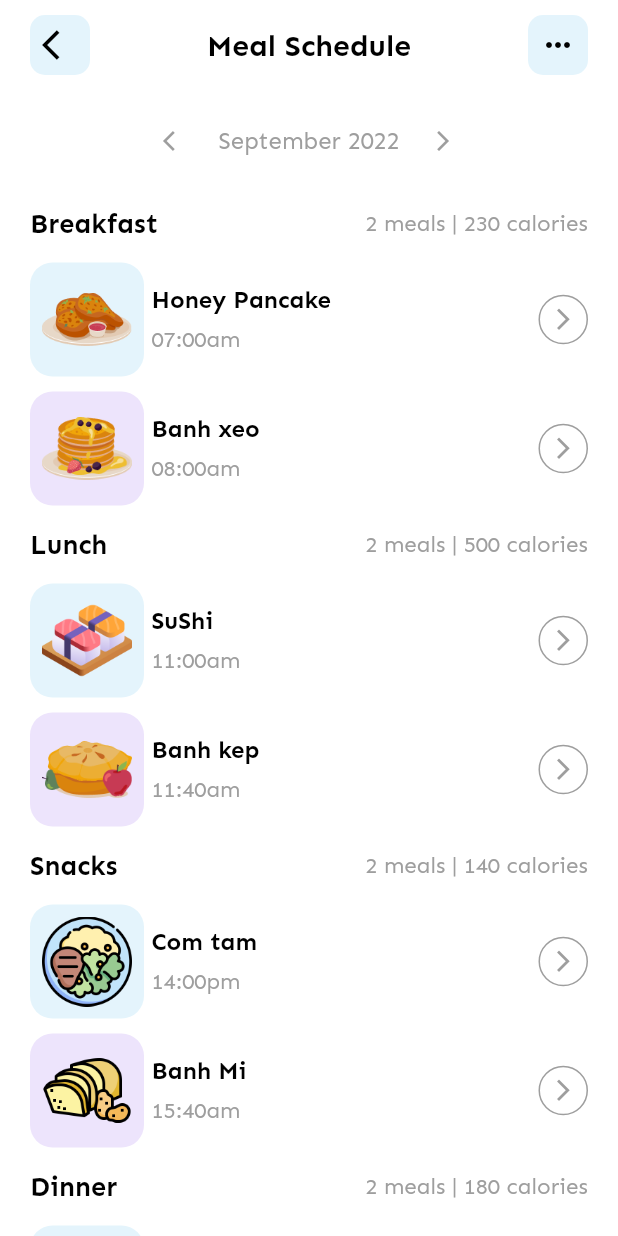
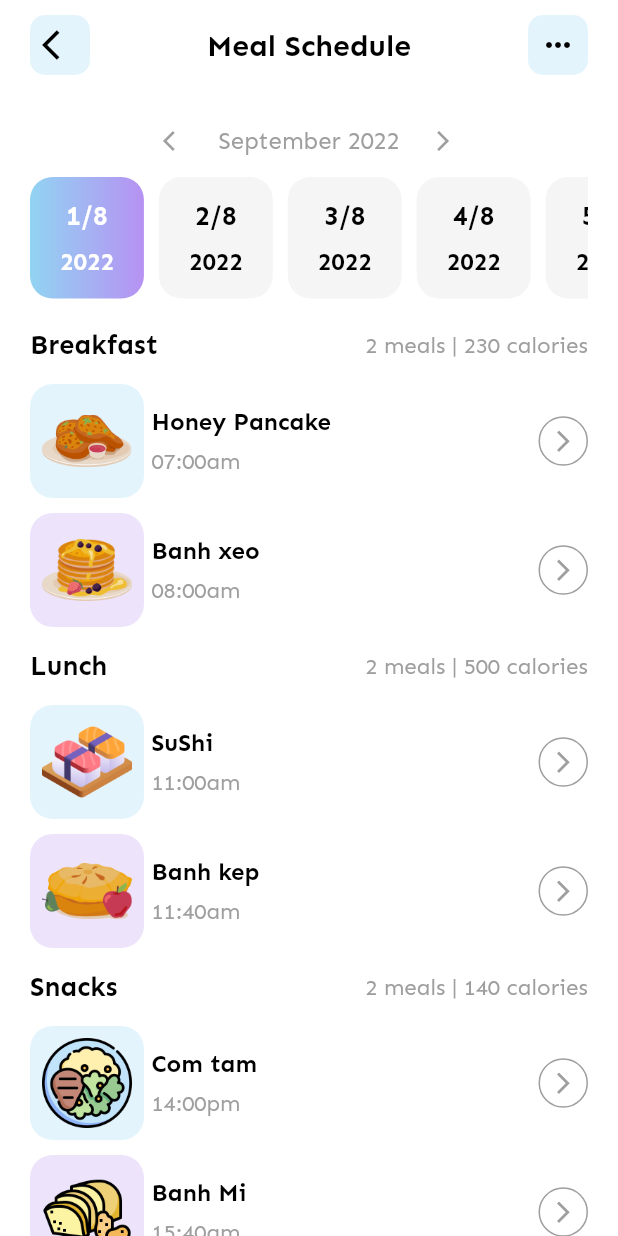
Before and after one commit to nguyenminhhung2011/GHealth, a Flutter app: the MealScheduleScreen screen opened directly, on a phone screen of 412 x 824 dp. Run offline on Flutter 3.47's test engine with Material 2 defaults, Android fonts, the phone set to English and light mode, and no system bars; our stand-ins replace animated_bottom_navigation_bar, circular_countdown_timer, cloud_firestore, dotted_line, firebase_auth, firebase_core and 7 more; missing offline and left inert: time_chart; accounts and stored records are empty.

Commit message:
complete meal schedue screen

```diff
--- a/lib/apps/pages/mealPlanner/meal_schedule_screen.dart
+++ b/lib/apps/pages/mealPlanner/meal_schedule_screen.dart
@@ -42,6 +42,44 @@ class _MealScheduleScreenState extends State<MealScheduleScreen> {
     'Saturday',
     'Sunday',
   ];
+  @override
+  static int getDaysInMonth(int year, int month) {
+    if (month == DateTime.february) {
+      final bool isLeapYear =
+          (year % 4 == 0) && (year % 100 != 0) || (year % 400 == 0);
+      return isLeapYear ? 29 : 28;
+    }
+    const List<int> daysInMonth = <int>[
+      31,
+      -1,
+      31,
+      30,
+      31,
+      30,
+      31,
+      31,
+      30,
+      31,
+      30,
+      31
+    ];
+    return daysInMonth[month - 1];
+  }
+
+  int noDate = 0;
+  int selectDate = 1;
+  @override
+  void initState() {
+    super.initState();
+    getDate();
+  }
+
+  void getDate() {
+    setState(() {
+      noDate = getDaysInMonth(dateTime.year, dateTime.month);
+    });
+  }
+
   @override
   Widget build(BuildContext context) {
     var heightDevice = MediaQuery.of(context).size.height;
@@ -134,7 +172,61 @@ class _MealScheduleScreenState extends State<MealScheduleScreen> {
                                 SingleChildScrollView(
                                   scrollDirection: Axis.horizontal,
                                   child: Row(
-                                    children: [],
+                                    children: [
+                                      for (int i = 1; i <= noDate; i++)
+                                        InkWell(
+                                          onTap: () {
+                                            setState(() {
+                                              selectDate = i;
+                                            });
+                                          },
+                                          child: Container(
+                                            padding: const EdgeInsets.symmetric(
+                                                horizontal: 20, vertical: 15),
+                                            margin: const EdgeInsets.only(
+                                                right: 10),
+                                            decoration: BoxDecoration(
+                                              borderRadius:
+                                                  BorderRadius.circular(15),
+                                              gradient: (selectDate == i)
+                                                  ? AppColors.colorGradient
+                                                  : LinearGradient(
+                                                      colors: [
+                                                        Colors.grey
+                                                            .withOpacity(0.1),
+                                                        Colors.grey
+                                                            .withOpacity(0.1),
+                                                      ],
+                                                    ),
+                                            ),
+                                            child: Column(
+                                              children: [
+                                                Text(
+                                                  '${i}/${dateTime.month}',
+                                                  style: TextStyle(
+                                                    color: (selectDate == i)
+                                                        ? Colors.white
+                                                        : Colors.black,
+                                                    fontWeight: FontWeight.w600,
+                                                    fontSize: 18,
+                                                  ),
+                                                ),
+                                                const SizedBox(height: 10),
+                                                Text(
+                                                  dateTime.year.toString(),
+                                                  style: TextStyle(
+                                                    color: (selectDate == i)
+                                                        ? Colors.white
+                                                        : Colors.black,
+                                                    fontWeight: FontWeight.w600,
+                                                    fontSize: 16,
+                                                  ),
+                                                ),
+                                              ],
+                                            ),
+                                          ),
+                                        ),
+                                    ],
                                   ),
                                 ),
                                 const SizedBox(height: 20),
```
